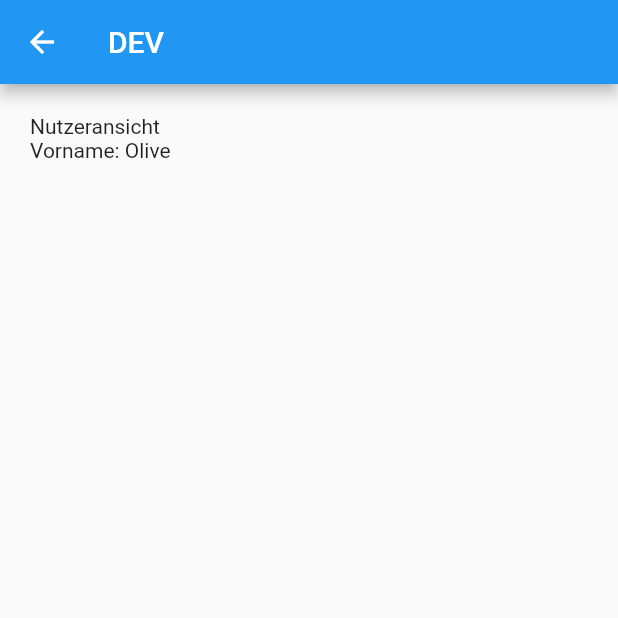
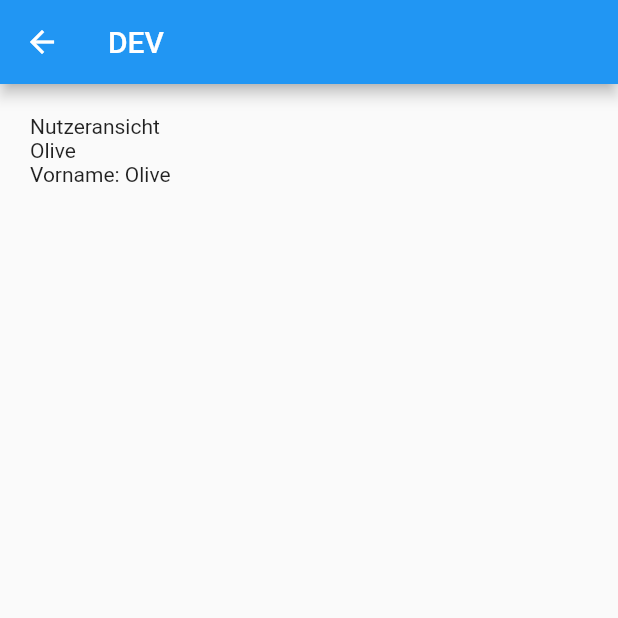
Before and after one commit to gmuehlenberg/samy, a Flutter app: the HomeView screen opened directly, on a phone screen of 412 x 824 dp, the top half of it. Run offline on Flutter 3.47's test engine with Material 2 defaults, Android fonts, the phone set to English and light mode, and no system bars; our stand-ins replace bloc, dartz, flutter_bloc, logger; network calls fail.

Commit message:
Added offers page

```diff
--- a/lib/main.dart
+++ b/lib/main.dart
@@ -4,6 +4,7 @@ import 'package:bloc_mvu_app/login/login_update.dart';
 import 'package:bloc_mvu_app/navigation/navigation_model.dart';
 import 'package:bloc_mvu_app/navigation/navigation_update.dart';
 import 'package:bloc_mvu_app/navigation/navigation_view.dart';
+import 'package:bloc_mvu_app/offers/offers_update.dart';
 import 'package:bloc_mvu_app/registration/registration_update.dart';
 import 'package:bloc_mvu_app/sign_up/sign_up_update.dart';
 import 'package:bloc_mvu_app/user/user_update.dart';
@@ -23,7 +24,8 @@ class BlocMvuTestApp extends StatelessWidget {
           BlocProvider(create: LoginUpdate.of),
           BlocProvider(create: UserUpdate.of),
           BlocProvider(create: RegistrationUpdate.of),
-          BlocProvider(create: SignUpUpdate.of)
+          BlocProvider(create: SignUpUpdate.of),
+          BlocProvider(create: OffersUpdate.of),
         ],
         child: MaterialApp(
           navigatorKey: navigatorKey,
--- a/lib/navigation/navigation_model.dart
+++ b/lib/navigation/navigation_model.dart
@@ -16,4 +16,4 @@ final NavigationModel initialNavigationModel = NavigationModel(Page.login);
 final GlobalKey<NavigatorState> navigatorKey = GlobalKey<NavigatorState>();
 final GlobalKey<ScaffoldState> scaffoldKey = GlobalKey<ScaffoldState>();
 
-enum Page { login, user, registration, signUp }
+enum Page { login, user, registration, signUp, offers }
--- a/lib/navigation/navigation_view.dart
+++ b/lib/navigation/navigation_view.dart
@@ -4,6 +4,7 @@ import 'package:bloc_mvu_app/mvu/view.dart';
 import 'package:bloc_mvu_app/navigation/navigation_messages.dart';
 import 'package:bloc_mvu_app/navigation/navigation_model.dart';
 import 'package:bloc_mvu_app/navigation/navigation_update.dart';
+import 'package:bloc_mvu_app/offers/offers_view.dart';
 import 'package:bloc_mvu_app/pages/menu/menu_view.dart';
 import 'package:bloc_mvu_app/registration/registration_view.dart';
 import 'package:bloc_mvu_app/sign_up/sign_up_view.dart';
@@ -48,5 +49,7 @@ Widget widgetFor(Page page) {
       return const RegistrationView();
     case Page.signUp:
       return const SignUpView();
+    case Page.offers:
+      return const OffersView();
   }
 }
--- /dev/null
+++ b/lib/offers/offers_message.dart
@@ -0,0 +1,10 @@
+import 'package:bloc_mvu_app/mvu/messaging.dart';
+import 'package:bloc_mvu_app/offers/offers_update.dart';
+
+abstract class OffersMessage extends UpdateMessage {
+  OffersMessage() : super(routeTo: OffersUpdate);
+}
+
+class AddOffer extends OffersMessage {}
+
+class PlatzhalterMessage extends OffersMessage {}
--- /dev/null
+++ b/lib/offers/offers_update.dart
@@ -0,0 +1,23 @@
+import 'package:bloc_mvu_app/mvu/update.dart';
+import 'package:bloc_mvu_app/offers/offers_message.dart';
+import 'package:bloc_mvu_app/offers/offers_model.dart';
+import 'package:dartz/dartz.dart';
+import 'package:flutter/material.dart';
+
+class OffersUpdate extends Update<OffersMessage, OffersModel> {
+  OffersUpdate(OffersModel initialModel) : super(initialModel);
+
+  // ignore: avoid_unused_constructor_parameters
+  factory OffersUpdate.of(BuildContext context) => OffersUpdate(initialOffersModel);
+
+  @override
+  Option<OffersModel> processMessage(OffersMessage message, OffersModel model) {
+    if (message is AddOffer) {
+      // return Some(model.copyWith(/*hier gehen neue Argumente rein */));
+    }
+    if (message is PlatzhalterMessage) {
+      // Action goes here. Platzhalter.
+    }
+    return const None();
+  }
+}
--- a/lib/pages/menu/menu_view.dart
+++ b/lib/pages/menu/menu_view.dart
@@ -47,7 +47,8 @@ class MenuView extends ViewWithoutModel {
             const Divider(),
             _button('User', const Icon(Icons.supervised_user_circle), Page.user),
             _button('Registration', const Icon(Icons.app_registration), Page.registration),
-            _button('SignUp', const Icon(Icons.login), Page.signUp)
+            _button('SignUp', const Icon(Icons.login), Page.signUp),
+            _button('View Offers', const Icon(Icons.school), Page.offers),
           ],
         ),
       );
--- a/lib/sign_up/sign_up_view.dart
+++ b/lib/sign_up/sign_up_view.dart
@@ -133,6 +133,7 @@ class SignUpView extends View<SignUpMessage, SignUpModel, SignUpUpdate> {
                             mail: model.mailController.text,
                             password: model.passwordController.text,
                             postCode: model.postCodeController.text,
+                            image: 'assets/samy_small.png', // Platzhalter!
                           ),
                         ),
                       );
--- a/lib/user/user_model.dart
+++ b/lib/user/user_model.dart
@@ -1,3 +1,6 @@
+// ignore: flutter_style_todos
+// ignore: flutter_style_todos
+// ignore: flutter_style_todos
 import 'package:bloc_mvu_app/mvu/update.dart';
 import 'package:bloc_mvu_app/user/user_update.dart';
 import 'package:dartz/dartz.dart';
@@ -39,9 +42,10 @@ class User {
     required this.mail,
     required this.password,
     required this.postCode,
+    required this.image,
   });
 
-  final String surname, lastname, street, postCode, city, mail, password;
+  final String surname, lastname, street, postCode, city, mail, password, image;
 }
 
 // TODO: initialUser rauslöschen, sobald Login funktioniert.
@@ -53,6 +57,7 @@ final User initialUser = User(
   mail: 'döner@olivetree.de',
   password: 'dönerMachtschöner',
   postCode: '04107',
+  image: 'assets/samy_small.png',
 );
 
 final UserModel initialUserModel = UserModel(user: some(initialUser));
--- a/lib/user/user_update.dart
+++ b/lib/user/user_update.dart
@@ -13,7 +13,7 @@ class UserUpdate extends Update<UserMessage, UserModel> {
   @override
   Option<UserModel> processMessage(UserMessage message, UserModel model) {
     if (message is CreateUser) {
-      return Some(model);
+      return Some(model.copyWith(some(message.user)));
     }
 
     //null ersetzen
@@ -21,9 +21,6 @@ class UserUpdate extends Update<UserMessage, UserModel> {
     /*if (message is UpdateUserInfo) {
       return Some(model.copyWith());
     }*/
-    if (message is CreateUser) {
-      model.copyWith(some(message.user));
-    }
     /*if (message is ChangeUser) {
       return Some(model.copyWith(isLoggedIn: false));
     }
--- a/lib/user/user_view.dart
+++ b/lib/user/user_view.dart
@@ -12,9 +12,13 @@ class UserView extends View<UserMessage, UserModel, UserUpdate> {
         body: SafeArea(
           child: Padding(
             padding: const EdgeInsets.all(20),
-            child: ListView(
+            // ignore: unnecessary_cast
+            child: model.user
+                .map(
+                  (user) => ListView(
                     children: [
-                Text('Nutzeransicht'),
+                      const Text('Nutzeransicht'),
+                      Text(user.surname),
                       userDetails(model),
                       Row(
                         mainAxisAlignment: MainAxisAlignment.spaceBetween,
@@ -24,11 +28,13 @@ class UserView extends View<UserMessage, UserModel, UserUpdate> {
                         ],
                       ),
                     ],
-            ),
+                  ) as Widget,
+                )
+                .getOrElse(() => const Text('Kein User ausgewählt')),
           ),
         ),
       );
 }
 
 Widget userDetails(UserModel model) =>
-    model.user.map((user) => Text('Vorname: ${user.surname}')).getOrElse(() => Text('Kein User ausgewählt'));
+    model.user.map((user) => Text('Vorname: ${user.surname}')).getOrElse(() => const Text('Kein User ausgewählt'));
```
Also changed, not shown: lib/offers/offers_model.dart (added, +162 -0 lines), lib/offers/offers_view.dart (added, +24 -0 lines). Lines whose indentation alone changed are shown as unchanged.
